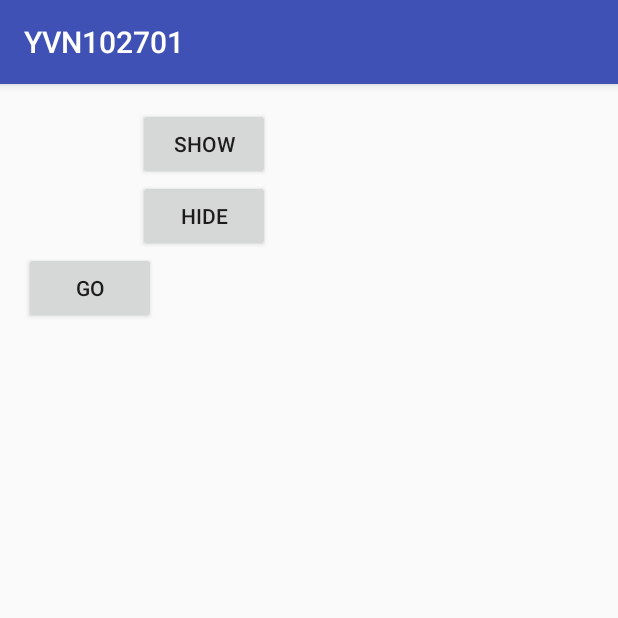
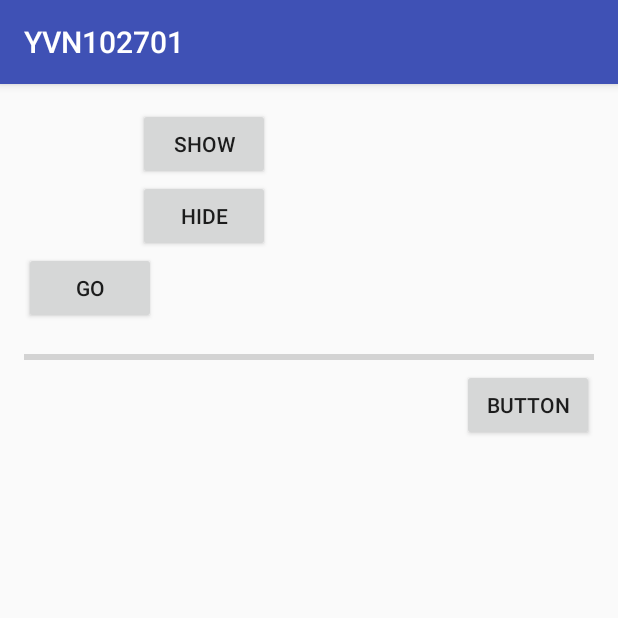
Before and after one commit to Shaojung/YVN102701, an Android app: the screen it shows after launch (MainActivity), on a phone screen of 412 x 824 dp, the top half of it. Run offline under Robolectric (Android 15) with nearby library versions, the phone set to English and light mode, and no system bars.

Commit message:
Use thread

```diff
--- a/app/src/main/java/com/example/yvtc/yvn102701/MainActivity.java
+++ b/app/src/main/java/com/example/yvtc/yvn102701/MainActivity.java
@@ -6,12 +6,13 @@ import android.view.View;
 import android.widget.ProgressBar;
 
 public class MainActivity extends AppCompatActivity {
-    ProgressBar pb;
+    ProgressBar pb, pb2;
     @Override
     protected void onCreate(Bundle savedInstanceState) {
         super.onCreate(savedInstanceState);
         setContentView(R.layout.activity_main);
         pb = (ProgressBar) findViewById(R.id.progressBar);
+        pb2 = (ProgressBar) findViewById(R.id.progressBar2);
     }
     public void clickShow(View v)
     {
@@ -44,4 +45,10 @@ public class MainActivity extends AppCompatActivity {
         }.start();
 
     }
+
+    public void click2(View v)
+    {
+        pb2.setProgress(pb2.getProgress() + 10);
+    }
+
 }
--- a/app/src/main/res/layout/activity_main.xml
+++ b/app/src/main/res/layout/activity_main.xml
@@ -45,4 +45,23 @@
         android:layout_alignParentStart="true"
         android:id="@+id/button3"
         android:onClick="click1" />
+
+    <ProgressBar
+        style="?android:attr/progressBarStyleHorizontal"
+        android:layout_width="match_parent"
+        android:layout_height="wrap_content"
+        android:layout_below="@+id/button3"
+        android:layout_alignParentStart="true"
+        android:layout_marginTop="14dp"
+        android:id="@+id/progressBar2"
+        android:progress="0" />
+
+    <Button
+        android:text="Button"
+        android:layout_width="wrap_content"
+        android:layout_height="wrap_content"
+        android:layout_below="@+id/progressBar2"
+        android:layout_alignParentEnd="true"
+        android:id="@+id/button4"
+        android:onClick="click2" />
 </RelativeLayout>
```
